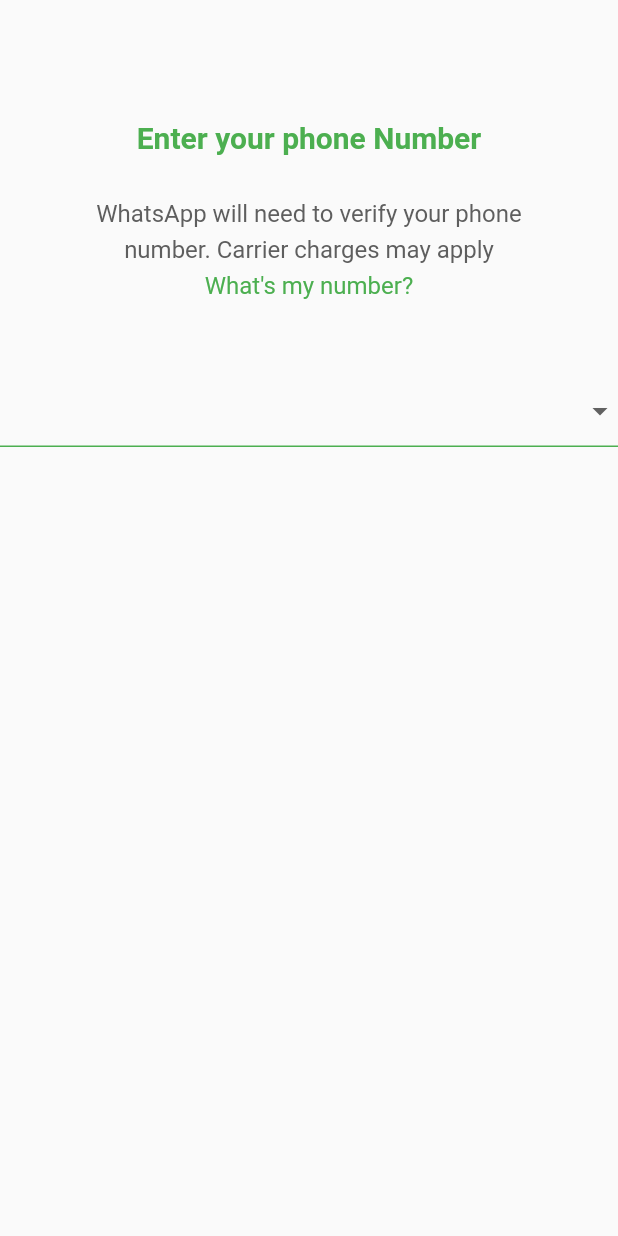
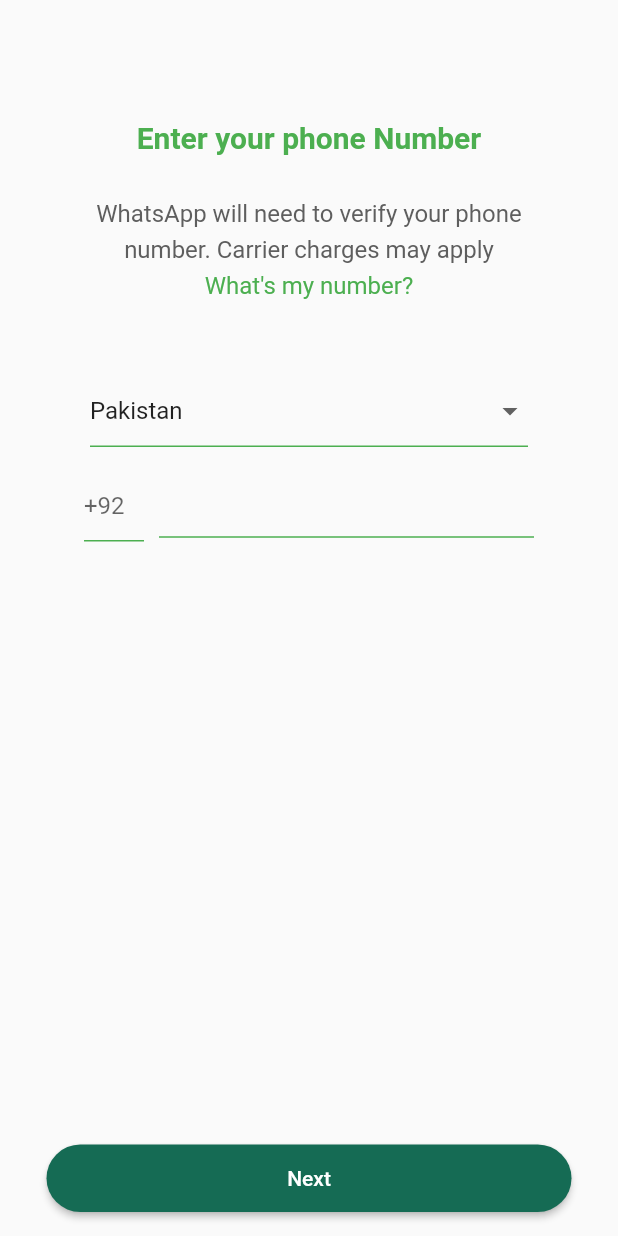
Before and after one commit to Basitsheikh90/WhatsApp_ui, a Flutter app: the LoginScreen screen opened directly, on a phone screen of 412 x 824 dp. Run offline on Flutter 3.47's test engine with Material 3 defaults, Android fonts, the phone set to English and light mode, and no system bars.

Commit message:
Login Screen completed

```diff
--- /dev/null
+++ b/lib/Screens/OPD_Screen.dart
@@ -0,0 +1,12 @@
+import 'package:flutter/material.dart';
+
+class OpdScreen extends StatelessWidget {
+  @override
+  Widget build(BuildContext context) {
+    return Scaffold(
+      appBar: AppBar(
+        title: Text("OPD Screen"),
+      ),
+    );
+  }
+}
--- a/lib/Screens/login_screen.dart
+++ b/lib/Screens/login_screen.dart
@@ -1,4 +1,5 @@
 import 'package:flutter/material.dart';
+import 'package:whatsapp_app/Screens/OPD_Screen.dart';
 import 'package:whatsapp_app/Widgets/Ui_helper.dart';
 
 class LoginScreen extends StatefulWidget {
@@ -9,8 +10,15 @@ class LoginScreen extends StatefulWidget {
 }
 
 class _LoginScreenState extends State<LoginScreen> {
+  TextEditingController phonecontroller = TextEditingController();
   String selectedcountry = "Pakistan";
-  List<String> countries = ["germany", "indonesia", "Africa", "England"];
+  List<String> countries = [
+    "germany",
+    "indonesia",
+    "Africa",
+    "England",
+    "Pakistan"
+  ];
 
   @override
   Widget build(BuildContext context) {
@@ -44,11 +52,14 @@ class _LoginScreenState extends State<LoginScreen> {
         SizedBox(
           height: 50,
         ),
-        DropdownButtonFormField<String>(
+        Padding(
+          padding: const EdgeInsets.only(right: 60, left: 60),
+          child: DropdownButtonFormField<String>(
+            value: selectedcountry,
             items: countries.map((String country) {
               return DropdownMenuItem<String>(
+                value: country,
                 child: Text(country),
-              value: country,
               );
             }).toList(),
             onChanged: (value) {
@@ -56,14 +67,62 @@ class _LoginScreenState extends State<LoginScreen> {
                 selectedcountry = value!;
               });
             },
-          value: selectedcountry,
             decoration: InputDecoration(
                 enabledBorder: UnderlineInputBorder(
                   borderSide: BorderSide(color: Colors.green),
                 ),
+                focusedBorder: UnderlineInputBorder(
+                    borderSide: BorderSide(color: Colors.green))),
           ),
         ),
+        SizedBox(
+          height: 10,
+        ),
+        Row(
+          mainAxisAlignment: MainAxisAlignment.center,
+          children: [
+            SizedBox(
+              width: 40,
+              child: Padding(
+                padding: const EdgeInsets.only(top: 5),
+                child: TextField(
+                  keyboardType: TextInputType.number,
+                  decoration: InputDecoration(
+                      hintText: "+92",
+                      border: UnderlineInputBorder(
+                        borderSide: BorderSide(color: Colors.green),
+                      ),
+                      focusedBorder: UnderlineInputBorder(
+                        borderSide: BorderSide(color: Colors.green),
+                      ),
+                      enabledBorder: UnderlineInputBorder(
+                          borderSide: BorderSide(color: Colors.green))),
+                ),
+              ),
+            ),
+            SizedBox(
+              width: 10,
+            ),
+            SizedBox(
+              width: 250,
+              child: TextField(
+                keyboardType: TextInputType.number,
+                controller: phonecontroller,
+                decoration: InputDecoration(
+                    enabledBorder: UnderlineInputBorder(
+                        borderSide: BorderSide(color: Colors.green))),
+              ),
+            )
+          ],
+        )
       ]),
+      floatingActionButton: UiHelper.custombutton(
+          callback: () {
+            Navigator.push(
+                context, MaterialPageRoute(builder: (context) => OpdScreen()));
+          },
+          buttonname: "Next"),
+      floatingActionButtonLocation: FloatingActionButtonLocation.centerFloat,
     );
   }
 }
```
Lines whose indentation alone changed are shown as unchanged.
